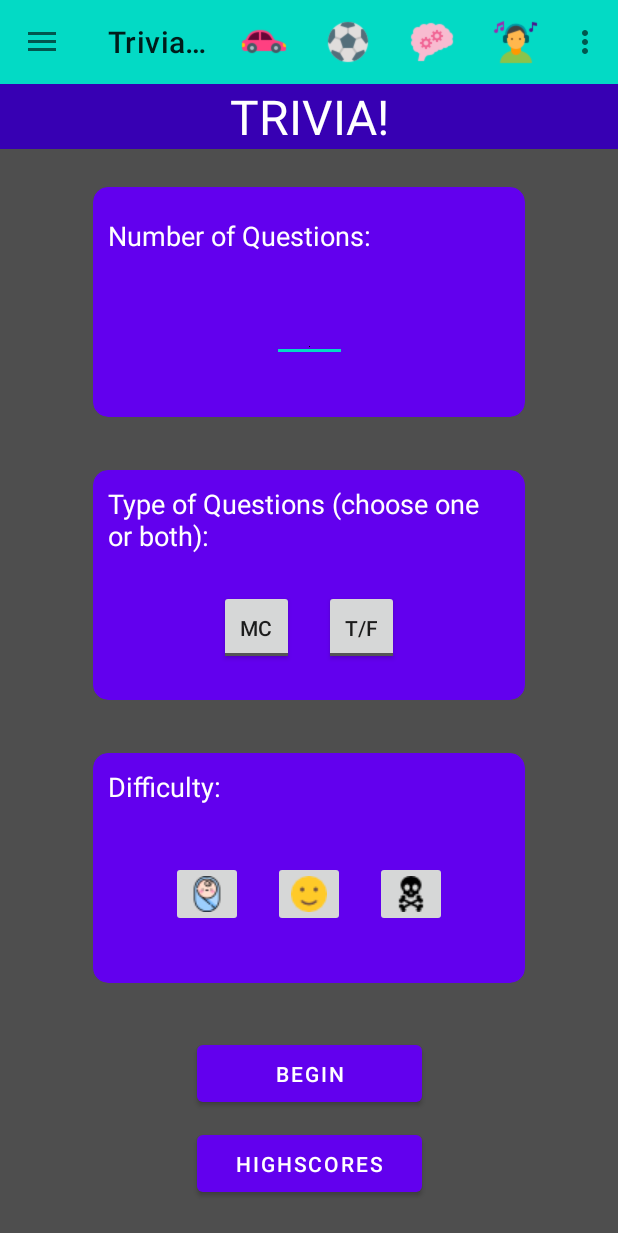
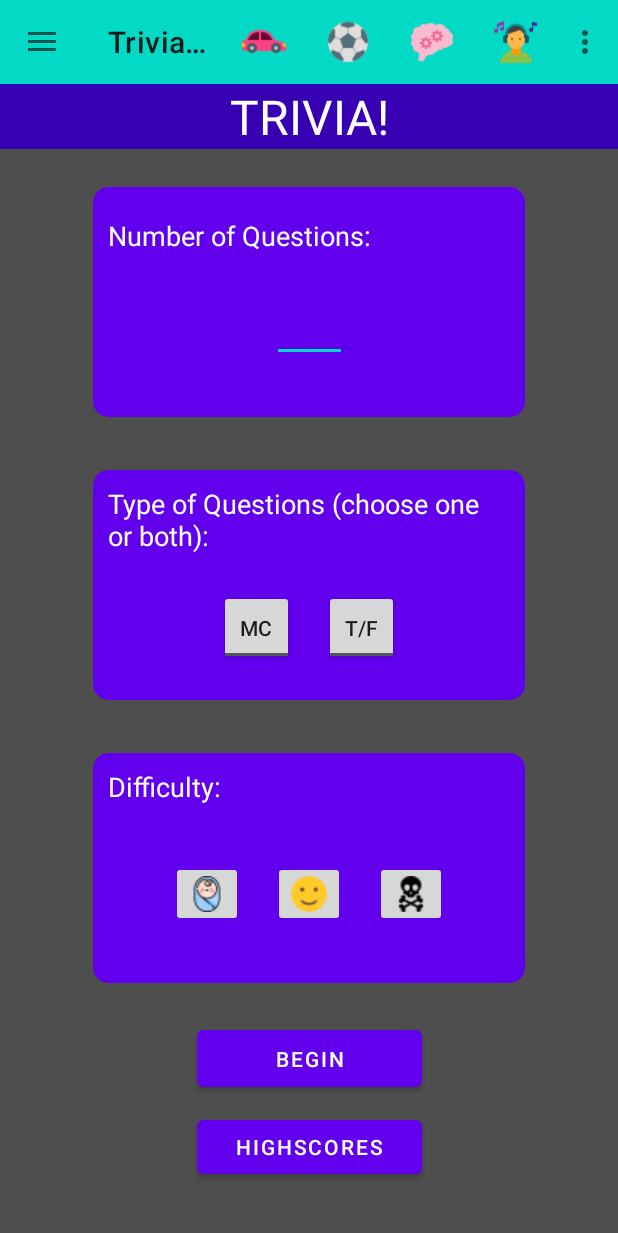
Before and after one commit to ehsan-code1/Android, an Android app: the TriviaActivityLanding screen opened directly, with no data from a screen before it, on a phone screen of 412 x 824 dp. Shown: the top 1233 px of the screen. Run offline under Robolectric (Android 15) with nearby library versions, the light colour scheme and no system bars; Roboto replaces fonts that are not available here.

Commit message:
Fixes a swedish language button size.

```diff
--- a/app/src/main/res/layout/t_activity_trivia_landing.xml
+++ b/app/src/main/res/layout/t_activity_trivia_landing.xml
@@ -230,7 +230,7 @@
         android:layout_width="150dp"
         android:layout_height="50dp"
         android:layout_gravity="center"
-        android:layout_marginTop="20dp"
+        android:layout_marginTop="10dp"
         android:text="@string/t_begin_game_btn_text"
         card_view:layout_constraintEnd_toEndOf="parent"
         card_view:layout_constraintStart_toStartOf="parent"
@@ -239,7 +239,7 @@
     <Button
         android:id="@+id/t_go_to_leaderboards_btn"
         android:layout_width="150dp"
-        android:layout_height="50dp"
+        android:layout_height="wrap_content"
         android:layout_gravity="center"
         android:layout_marginTop="10dp"
         android:text="@string/t_go_to_leaderboards"
```
